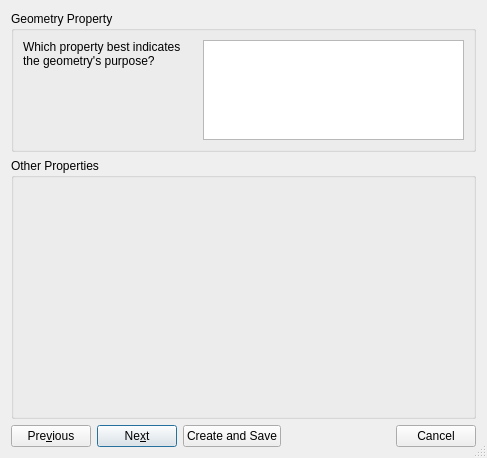
The window that src/qt-widgets/CreateFeatureDialogUi.ui (GPlates/GPlates) describes before a commit, drawn with Qt 5.
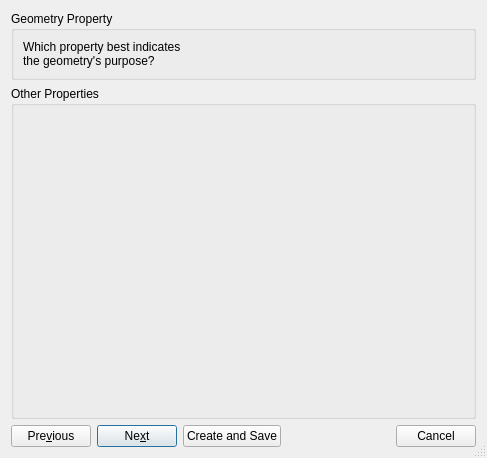
The same window after the commit. The open tabs and pages were chosen to show the change. Icons and pictures are not drawn.

Commit message: (trunk) Emitted signal from model after changing feature type. Factored out geometry destinations list out of create feature dialog for re-use.

Patch:
```diff
--- a/src/qt-widgets/CreateFeatureDialogUi.ui
+++ b/src/qt-widgets/CreateFeatureDialogUi.ui
@@ -76,7 +76,7 @@
            </widget>
           </item>
           <item>
-           <widget class="QListWidget" name="listwidget_geometry_destinations">
+           <widget class="QWidget" name="listwidget_geometry_destinations_placeholder" native="true">
             <property name="sizePolicy">
              <sizepolicy hsizetype="Preferred" vsizetype="Preferred">
               <horstretch>6</horstretch>
@@ -89,9 +89,6 @@
               <height>100</height>
              </size>
             </property>
-            <property name="horizontalScrollBarPolicy">
-             <enum>Qt::ScrollBarAlwaysOff</enum>
-            </property>
            </widget>
           </item>
          </layout>
```
Left out of the diff: 2 changed lines with no effect on the pictures. The commit also changes 8 other files.
